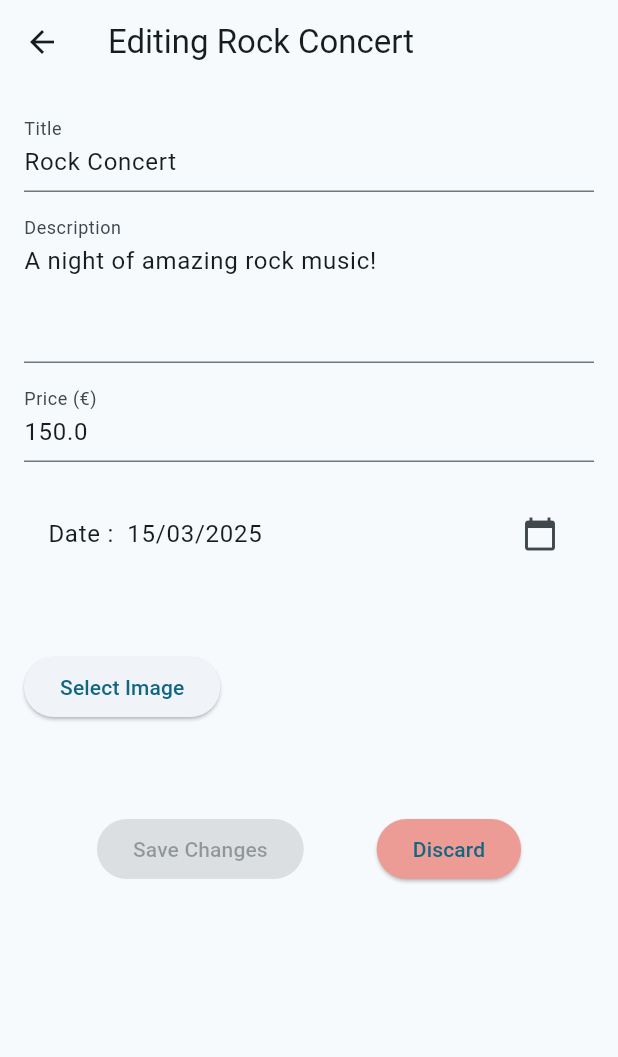
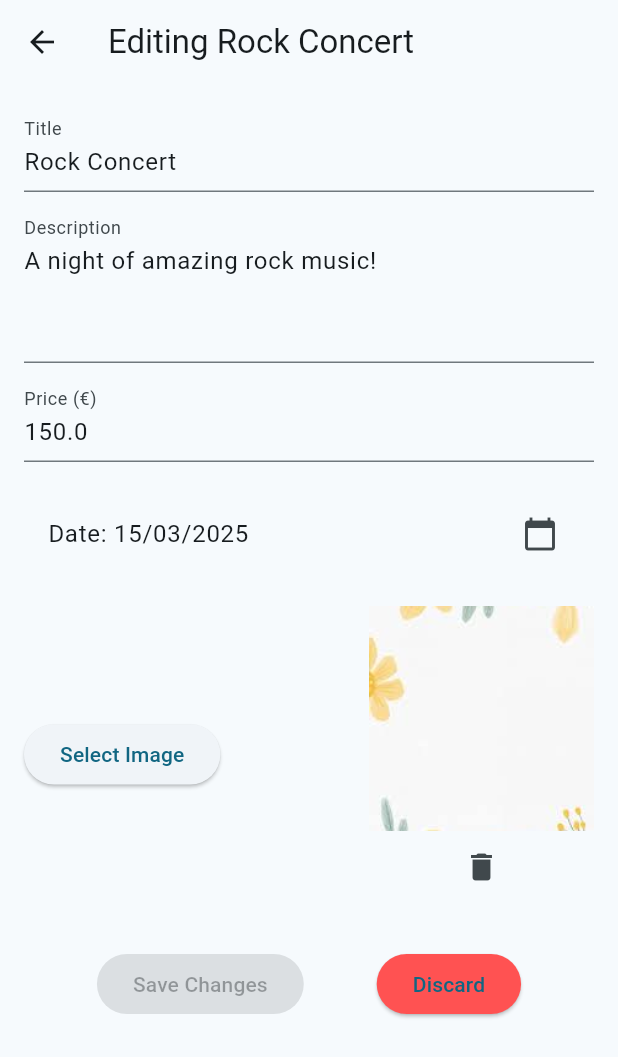
Before and after one commit to Aula-Virtual-de-Nico/2nd-assessment-project-KathDAM, a Flutter app: the DetailEvent screen opened directly with sample values from the repository, after a tap on the "edit" icon, on a phone screen of 412 x 824 dp. Shown: the top 1057 px of the screen. Run offline on Flutter 3.47's test engine with Material 3 defaults, Android fonts, the light colour scheme and no system bars; our stand-ins replace image_picker, shared_preferences; accounts and stored records are empty.

Commit message:
Changes in edit for better implementation at the images

```diff
--- a/kathproject2/lib/views/detail.dart
+++ b/kathproject2/lib/views/detail.dart
@@ -173,6 +173,15 @@ Future<void> _deleteEvent(BuildContext context) async {
                         fit: BoxFit.contain,
                         width: double.infinity,
                       )
+                  : currentEvent.imageUrl.startsWith('assets/')
+                    ? Image.asset(
+                        currentEvent.imageUrl,
+                        fit: BoxFit.contain,
+                        width: double.infinity,
+                        errorBuilder: (context, error, stackTrace) {
+                          return const Icon(Icons.image_not_supported, size: 100, color: Colors.grey);
+                        },
+                      )
                     : Image.network(
                         currentEvent.imageUrl,
                         fit: BoxFit.contain,
--- a/kathproject2/lib/views/edit.dart
+++ b/kathproject2/lib/views/edit.dart
@@ -13,7 +13,6 @@ following options:
     ▪ Discard Button: Does not save changes and returns to the list.
     ▪ Cancel Button: Closes the dialog and remains in the edit view
  */
-
 import 'dart:typed_data';
 import 'package:flutter/material.dart';
 import 'package:image_picker/image_picker.dart';
@@ -25,8 +24,7 @@ class EditEvent extends StatefulWidget {
   final Event event;
   final Function(Event) onEventUpdated;
 
-  const EditEvent(
-      {super.key, required this.event, required this.onEventUpdated});
+  const EditEvent({super.key, required this.event, required this.onEventUpdated});
 
   @override
   _EditEventState createState() => _EditEventState();
@@ -47,12 +45,15 @@ class _EditEventState extends State<EditEvent> {
   void initState() {
     super.initState();
     _titleController = TextEditingController(text: widget.event.title);
-    _descriptionController =
-        TextEditingController(text: widget.event.description);
-    _priceController =
-        TextEditingController(text: widget.event.price.toString());
+    _descriptionController = TextEditingController(text: widget.event.description);
+    _priceController = TextEditingController(text: widget.event.price.toString());
     _selectedDate = widget.event.date;
     _selectedImage = widget.event.imageBytes;
+
+    // 🔔 Detectar cambios automáticamente
+    _titleController.addListener(_detectChanges);
+    _descriptionController.addListener(_detectChanges);
+    _priceController.addListener(_detectChanges);
   }
 
   void _detectChanges() {
@@ -61,15 +62,12 @@ class _EditEventState extends State<EditEvent> {
         _priceController.text != widget.event.price.toString() ||
         _selectedDate != widget.event.date ||
         _selectedImage != widget.event.imageBytes) {
-      setState(() {
-        _hasChanges = true;
-      });
+      setState(() => _hasChanges = true);
     }
   }
 
   Future<void> _pickImage() async {
     final pickedFile = await _picker.pickImage(source: ImageSource.gallery);
-
     if (pickedFile != null) {
       final bytes = await pickedFile.readAsBytes();
       setState(() {
@@ -87,11 +85,10 @@ class _EditEventState extends State<EditEvent> {
   }
 
   Future<void> _selectDate(BuildContext context) async {
-    final DateTime today = DateTime.now();
     final DateTime? picked = await showDatePicker(
       context: context,
       initialDate: _selectedDate,
-      firstDate: today,
+      firstDate: DateTime.now(),
       lastDate: DateTime(2100),
     );
 
@@ -111,8 +108,8 @@ class _EditEventState extends State<EditEvent> {
         description: _descriptionController.text,
         date: _selectedDate,
         price: double.parse(_priceController.text),
-      imageUrl: '',
         imageBytes: _selectedImage,
+        imageUrl: _selectedImage == null ? 'assets/plantilla.jpeg' : widget.event.imageUrl,
       );
 
       await EventService.updateEvent(updatedEvent);
@@ -123,12 +120,11 @@ class _EditEventState extends State<EditEvent> {
   }
 
   Future<void> _confirmDiscardChanges() async {
-    final bool? shouldDiscard = await showDialog(
+    final shouldDiscard = await showDialog<bool>(
       context: context,
       builder: (context) => AlertDialog(
         title: const Text("Unsaved Changes"),
-        content: const Text(
-            "You have unsaved changes. Do you want to save before leaving?"),
+        content: const Text("You have unsaved changes. What would you like to do?"),
         actions: [
           TextButton(
             onPressed: () => Navigator.pop(context, false),
@@ -186,11 +182,6 @@ class _EditEventState extends State<EditEvent> {
                 TextFormField(
                   controller: _titleController,
                   decoration: const InputDecoration(labelText: "Title"),
-                  onChanged: (value) {
-                    setState(() {
-                      _hasChanges = true;
-                    });
-                  },
                   validator: (value) {
                     if (value == null || value.isEmpty) {
                       return "Title is required";
@@ -205,11 +196,6 @@ class _EditEventState extends State<EditEvent> {
                 TextFormField(
                   controller: _descriptionController,
                   decoration: const InputDecoration(labelText: "Description"),
-                  onChanged: (value) {
-                    setState(() {
-                      _hasChanges = true;
-                    });
-                  },
                   maxLines: 3,
                   validator: (value) {
                     if (value != null && value.isNotEmpty) {
@@ -224,11 +210,6 @@ class _EditEventState extends State<EditEvent> {
                 TextFormField(
                   controller: _priceController,
                   decoration: const InputDecoration(labelText: "Price (€)"),
-                  onChanged: (value) {
-                    setState(() {
-                      _hasChanges = true;
-                    });
-                  },
                   keyboardType: TextInputType.number,
                   validator: (value) {
                     if (value == null || value.isEmpty) {
@@ -244,14 +225,12 @@ class _EditEventState extends State<EditEvent> {
                 const SizedBox(height: 20),
                 ListTile(
                   title: Text(
-                    _selectedDate == null
-                        ? "Select Date"
-                        : "Date :  ${DateFormat('dd/MM/yyyy').format(_selectedDate)}",
+                    "Date: ${DateFormat('dd/MM/yyyy').format(_selectedDate)}",
                   ),
                   trailing: const Icon(Icons.calendar_today),
                   onTap: () => _selectDate(context),
                 ),
-                const SizedBox(height: 50),
+                const SizedBox(height: 20),
                 Row(
                   mainAxisAlignment: MainAxisAlignment.spaceBetween,
                   children: [
@@ -259,20 +238,29 @@ class _EditEventState extends State<EditEvent> {
                       onPressed: _pickImage,
                       child: const Text("Select Image"),
                     ),
-                    if (_selectedImage != null) ...[
+                    if (_selectedImage != null ||
+                        widget.event.imageBytes != null ||
+                        widget.event.imageUrl != null)
+                      Column(
+                        children: [
                           SizedBox(
-                        height: 250,
-                        width: 180,
-                        child: Image.memory(_selectedImage!, fit: BoxFit.cover),
+                            height: 150,
+                            width: 150,
+                            child: _selectedImage != null
+                                ? Image.memory(_selectedImage!, fit: BoxFit.cover)
+                                : widget.event.imageBytes != null
+                                    ? Image.memory(widget.event.imageBytes!, fit: BoxFit.cover)
+                                    : Image.asset('assets/plantilla.jpeg', fit: BoxFit.cover),
                           ),
                           IconButton(
                             icon: const Icon(Icons.delete),
                             onPressed: _removeImage,
                           ),
                         ],
+                      ),
                   ],
                 ),
-                const SizedBox(height: 60),
+                const SizedBox(height: 30),
                 Row(
                   mainAxisAlignment: MainAxisAlignment.spaceEvenly,
                   children: [
@@ -282,9 +270,7 @@ class _EditEventState extends State<EditEvent> {
                     ),
                     ElevatedButton(
                       onPressed: _handleBackNavigation,
-                      style: ElevatedButton.styleFrom(
-                          backgroundColor:
-                              const Color.fromARGB(255, 236, 155, 149)),
+                      style: ElevatedButton.styleFrom(backgroundColor: Colors.redAccent),
                       child: const Text("Discard"),
                     ),
                   ],
```
Also changed, not shown: kathproject2/lib/views/mainView.dart (+5 -3 lines). Lines whose indentation alone changed are shown as unchanged.
